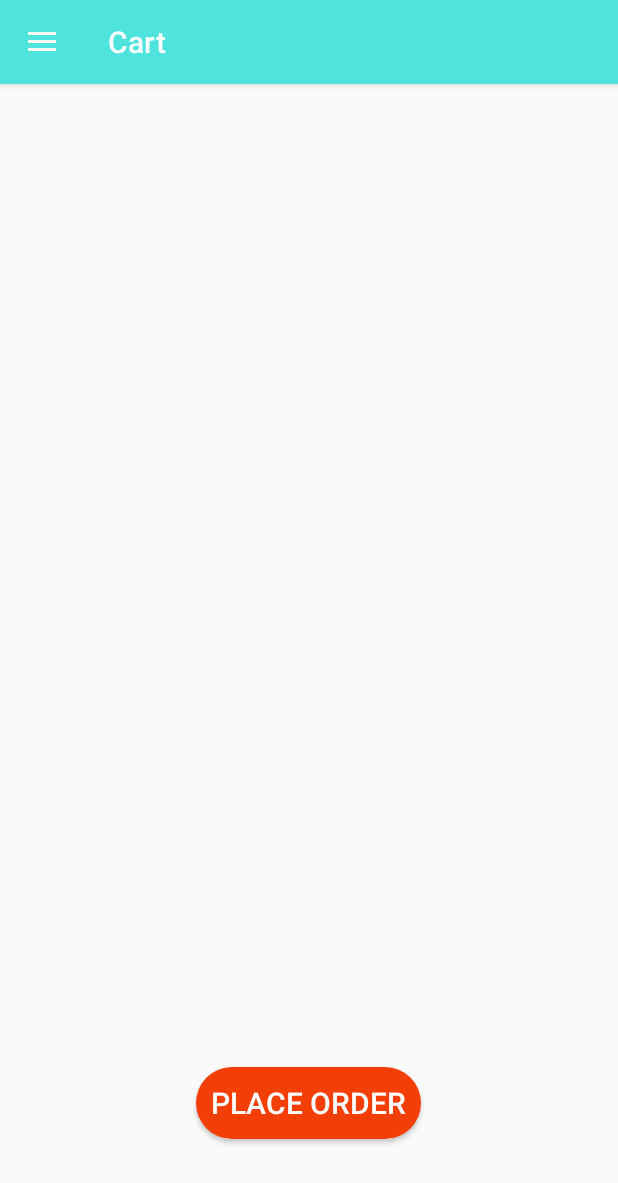
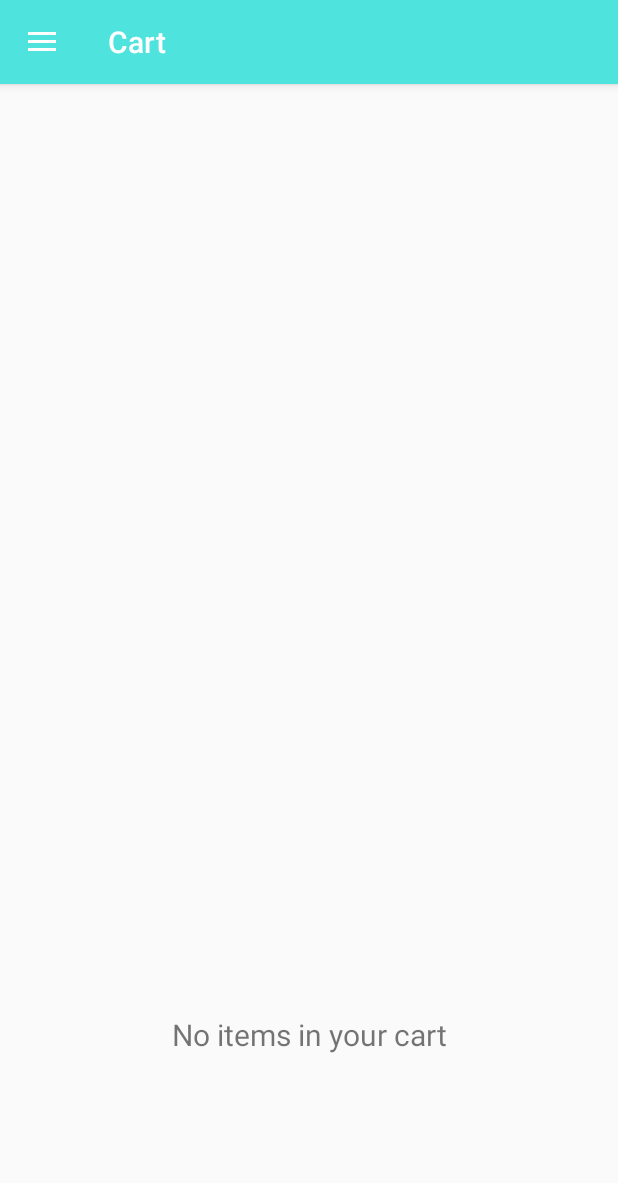
Before and after one commit to MEHULKUMARDP/ShoppingApp, an Android app: the CartFragment screen opened through its navigation route, after a tap on "PLACE ORDER", on a phone screen of 412 x 824 dp. Shown: the top 1183 px of the screen. Run offline under Robolectric (Android 15) with nearby library versions, the light colour scheme and no system bars; our stand-ins replace navigation-ui; 16 statements that could not run were skipped.

Commit message:
second commit

```diff
--- a/app/src/main/java/com/Acmegrade/onlineshopping/CustomListAdapter.java
+++ b/app/src/main/java/com/Acmegrade/onlineshopping/CustomListAdapter.java
@@ -5,6 +5,7 @@ import static android.content.Context.MODE_PRIVATE;
 import android.content.Context;
 import android.content.SharedPreferences;
 import android.graphics.Color;
+import android.util.Log;
 import android.view.LayoutInflater;
 import android.view.View;
 import android.view.ViewGroup;
@@ -18,21 +19,32 @@ import android.widget.Toast;
 
 import com.Acmegrade.onlineshopping.ui.home.HomeFragment;
 
+import java.lang.reflect.Array;
 import java.util.ArrayList;
+import java.util.Arrays;
 import java.util.List;
 
 public class CustomListAdapter extends BaseAdapter {
 
     ArrayList<CustomListPOJO> al;
-    ArrayList<CustomListPOJO> arr;
 
+  //  ArrayList<SecondCustomListPOJO> ar;
 
+    int i;
+
+    public static String[] ID = new String[10];
     List<CustomListPOJO> l;
     Context mcontext;
     int FLAG;
 
+//    public static ArrayList<SecondCustomListPOJO> ar = new ArrayList<SecondCustomListPOJO>();
+      public static ArrayList<CustomListPOJO> ar = new ArrayList<CustomListPOJO>();
+
+
+
     public CustomListAdapter(List<CustomListPOJO> l, Context context, int flag)
     {
+
         mcontext = context;
         this.l = l;
         this.al = new ArrayList<CustomListPOJO>();
@@ -40,12 +52,22 @@ public class CustomListAdapter extends BaseAdapter {
         this.FLAG=flag;
     }
 
+//    public CustomListAdapter()
+//    {
+//         ar=new ArrayList<SecondCustomListPOJO>();
+//    }
+
+
+
+
+
     public class ViewHolder
     {
         ImageView img;
 
         ImageView img2;
         TextView txt1,txt2,txt3;
+
     }
 
     @Override
@@ -130,33 +152,41 @@ public class CustomListAdapter extends BaseAdapter {
             viewHolder.txt2.setText(prc);
             viewHolder.txt3.setText(itm);
 
-            arr=new ArrayList<CustomListPOJO>();
-
-                viewHolder.img2.setOnClickListener(new View.OnClickListener() {
-                    boolean clicked = false;
-                    @Override
-                    public void onClick(View v) {
-
-
-                        if (clicked) {
-                            Toast.makeText(mcontext, "already in cart", Toast.LENGTH_SHORT).show();
-                        } else {
-                            Toast.makeText(mcontext, "You clicked on " + viewHolder.txt1.getText(), Toast.LENGTH_SHORT).show();
-                            viewHolder.img2.setColorFilter(Color.GREEN);
-                            clicked = true;
 
 
 
-//                            Error in getSharedPreferences
+                viewHolder.img2.setOnClickListener(new View.OnClickListener() {
+                    @Override
+                    public void onClick(View v) {
+                            //Toast.makeText(mcontext, "You clicked on " + viewHolder.txt1.getText(), Toast.LENGTH_SHORT).show();
+                            viewHolder.img2.setColorFilter(Color.GREEN);
 
-//                            SharedPreferences sharedPreferences = getSharedPreferences("MyShared",MODE_PRIVATE);
-//                            SharedPreferences.Editor myEdit = sharedPreferences.edit();
-//                            myEdit.apply();
 
-                        }
+                        //    ID[(int) getItemId(position)]= String.valueOf(getItemId(position));
+
+                          //  Log.d("IDD", String.valueOf(getItem(position)));
+
+                            ID[(int) getItemId(position)] = String.valueOf(getItemId(position));
+
+
+                            Toast.makeText(mcontext, String.valueOf(getItemId(position))+"", Toast.LENGTH_SHORT).show();
+
+
+                           ar.add(new CustomListPOJO(l.get(position).getImage(),l.get(position).getCompany(),l.get(position).getItem(),l.get(position).getPrice()));
+
+
                     }
 
                 });
+
+            for(i=0;i<ID.length;i++)
+            {
+                if(Arrays.asList(ID).contains(String.valueOf(getItemId(position))))
+                {
+                    viewHolder.img2.setColorFilter(Color.BLUE);
+
+                }
+            }
 
 
 
@@ -169,4 +199,5 @@ public class CustomListAdapter extends BaseAdapter {
     }
 
 
+
 }
--- a/app/src/main/java/com/Acmegrade/onlineshopping/CustomListPOJO.java
+++ /dev/null
@@ -1,45 +0,0 @@
-package com.Acmegrade.onlineshopping;
-
-public class CustomListPOJO {
-    int image;
-    String company, item, price;
-
-    public CustomListPOJO(int image, String company, String item, String price) {
-        this.image = image;
-        this.company = company;
-        this.item = item;
-        this.price = price;
-    }
-
-    public int getImage() {
-        return image;
-    }
-
-    public void setImage(int image) {
-        this.image = image;
-    }
-
-    public String getCompany() {
-        return company;
-    }
-
-    public void setCompany(String company) {
-        this.company = company;
-    }
-
-    public String getItem() {
-        return item;
-    }
-
-    public void setItem(String item) {
-        this.item = item;
-    }
-
-    public String getPrice() {
-        return price;
-    }
-
-    public void setPrice(String price) {
-        this.price = price;
-    }
-}
--- a/app/src/main/java/com/Acmegrade/onlineshopping/ui/cart/CartFragment.java
+++ b/app/src/main/java/com/Acmegrade/onlineshopping/ui/cart/CartFragment.java
@@ -12,22 +12,19 @@ import android.widget.Toast;
 import androidx.annotation.NonNull;
 import androidx.annotation.Nullable;
 import androidx.fragment.app.Fragment;
-import androidx.lifecycle.ViewModelProvider;
 
 import com.Acmegrade.onlineshopping.CustomListAdapter;
-import com.Acmegrade.onlineshopping.CustomListPOJO;
 import com.Acmegrade.onlineshopping.R;
 import com.Acmegrade.onlineshopping.databinding.FragmentCartBinding;
-
-import java.util.ArrayList;
 
 public class CartFragment extends Fragment {
 
     private FragmentCartBinding binding;
     int flag=1;
     ListView lv;
-    CustomListAdapter adapter;
-    public ArrayList<CustomListPOJO> arr;
+    TextView txt;
+//    SecondCustomListAdapter adapter;
+      CustomListAdapter adapter;
 
     public View onCreateView(@NonNull LayoutInflater inflater,
                              ViewGroup container, Bundle savedInstanceState) {
@@ -41,10 +38,17 @@ public class CartFragment extends Fragment {
 
 
 
-        arr=new ArrayList<CustomListPOJO>();
+
+//        array=new ArrayList<CustomListPOJO>();
         View view = inflater.inflate(R.layout.fragment_cart, container, false);
 
+        txt = view.findViewById(R.id.text_cart);
+
+
+
+
         lv=view.findViewById(R.id.listview_cart);
+
 //        //Defining object
 //        arr=new ArrayList<CustomListPOJO>();
 //
@@ -62,15 +66,45 @@ public class CartFragment extends Fragment {
     @Override
     public void onViewCreated(@NonNull View view, @Nullable Bundle savedInstanceState) {
         super.onViewCreated(view, savedInstanceState);
-//        adapter = new CustomListAdapter(, getContext(),1);
-//        lv.setAdapter(adapter);
+
+
+       // CustomListAdapter obj = new CustomListAdapter();
+        adapter = new CustomListAdapter(CustomListAdapter.ar,getContext(),1);
+        lv.setAdapter(adapter);
 
         Button btn = view.findViewById(R.id.place_order);
+
+        if(CustomListAdapter.ar.isEmpty())
+        {
+            txt.setVisibility(View.VISIBLE);
+            btn.setVisibility(View.GONE);
+        }
+
+        else
+        {
+            btn.setVisibility(View.VISIBLE);
+            txt.setVisibility(View.GONE);
+        }
+
 
         btn.setOnClickListener(new View.OnClickListener() {
             @Override
             public void onClick(View v) {
                 Toast.makeText(getContext(), "Your order has successfully placed", Toast.LENGTH_SHORT).show();
+
+                CustomListAdapter.ar.clear();
+
+                for(int i=0;i<CustomListAdapter.ID.length;i++)
+                {
+                    CustomListAdapter.ID[i]="";
+                }
+
+                adapter.notifyDataSetChanged();
+
+
+
+                txt.setVisibility(View.VISIBLE);
+                btn.setVisibility(View.GONE);
             }
         });
     }
--- a/app/src/main/res/layout/customlistviewlayout.xml
+++ b/app/src/main/res/layout/customlistviewlayout.xml
@@ -43,7 +43,8 @@
     <LinearLayout
         android:layout_width="match_parent"
         android:layout_height="wrap_content"
-        android:orientation="horizontal">
+        android:orientation="horizontal"
+        android:layout_marginBottom="10dp">
 
         <TextView
             android:id="@+id/item_name"
--- a/app/src/main/res/layout/fragment_cart.xml
+++ b/app/src/main/res/layout/fragment_cart.xml
@@ -8,9 +8,18 @@
 
     <ListView
         android:id="@+id/listview_cart"
+        android:layout_marginTop="10dp"
         android:layout_width="match_parent"
         android:layout_height="610dp"
         android:divider="@color/white" />
+
+    <TextView
+        android:id="@+id/text_cart"
+        android:text="No items in your cart"
+        android:gravity="center"
+        android:textSize="20sp"
+        android:layout_width="match_parent"
+        android:layout_height="wrap_content"/>
 
     <Button
         android:id="@+id/place_order"
@@ -19,7 +28,7 @@
         android:layout_gravity="center"
         android:background="@drawable/shape"
         android:backgroundTint="#F33F06"
-        android:layout_marginTop="45dp"
+        android:layout_marginTop="10dp"
         android:text="place order"
         android:textColor="@color/white"
         android:textSize="20sp" />
--- a/app/src/main/res/layout/fragment_home.xml
+++ b/app/src/main/res/layout/fragment_home.xml
@@ -11,6 +11,7 @@
         android:layout_width="match_parent"
         android:layout_height="match_parent"
         android:divider="@color/white"
+        android:layout_marginTop="20dp"
         app:layout_constraintBottom_toBottomOf="parent"
         app:layout_constraintEnd_toEndOf="parent"
         app:layout_constraintStart_toStartOf="parent"
```
Also changed, not shown: app/src/main/AndroidManifest.xml (+4 -4 lines), app/src/main/java/com/Acmegrade/onlineshopping/ui/home/HomeFragment.java (+13 -7 lines), app/src/main/res/drawable/book1.jpg (deleted).
